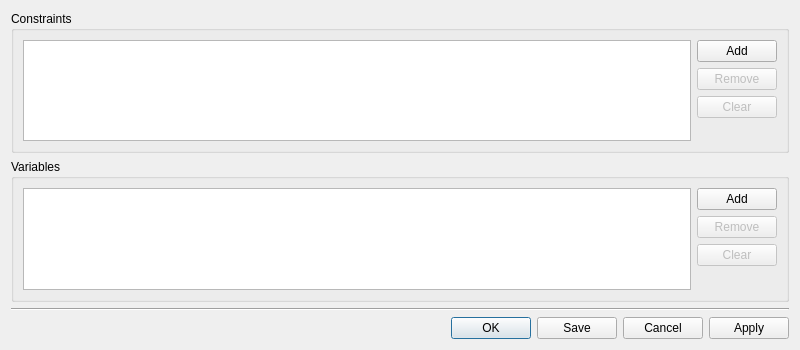
hibtc/madgui, file madqt/widget/match.ui: the form before one commit.
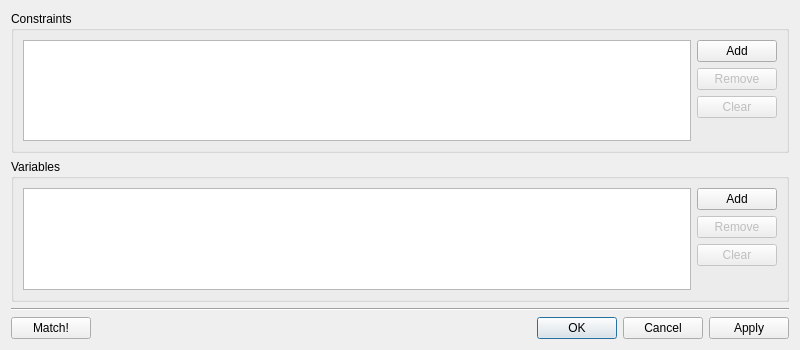
The form after the commit. Custom widgets are drawn as their Qt base class.

Commit message: Add button to perform matching

Diff of the .ui file:
```diff
--- a/madqt/widget/match.ui
+++ b/madqt/widget/match.ui
@@ -131,6 +131,15 @@
     </widget>
    </item>
    <item>
+    <layout class="QHBoxLayout">
+     <item>
+      <widget class="QPushButton" name="button_match">
+       <property name="text">
+        <string>Match!</string>
+       </property>
+      </widget>
+     </item>
+     <item>
     <widget class="QDialogButtonBox" name="buttonBox">
      <property name="layoutDirection">
       <enum>Qt::LeftToRight</enum>
@@ -139,9 +148,11 @@
       <enum>Qt::Horizontal</enum>
      </property>
      <property name="standardButtons">
-      <set>QDialogButtonBox::Apply|QDialogButtonBox::Cancel|QDialogButtonBox::Ok|QDialogButtonBox::Save</set>
-     </property>
-    </widget>
+        <set>QDialogButtonBox::Apply|QDialogButtonBox::Cancel|QDialogButtonBox::Ok</set>
+       </property>
+      </widget>
+     </item>
+    </layout>
    </item>
   </layout>
  </widget>
```
Lines whose indentation alone changed are shown as unchanged. The commit also changes 1 other file.
